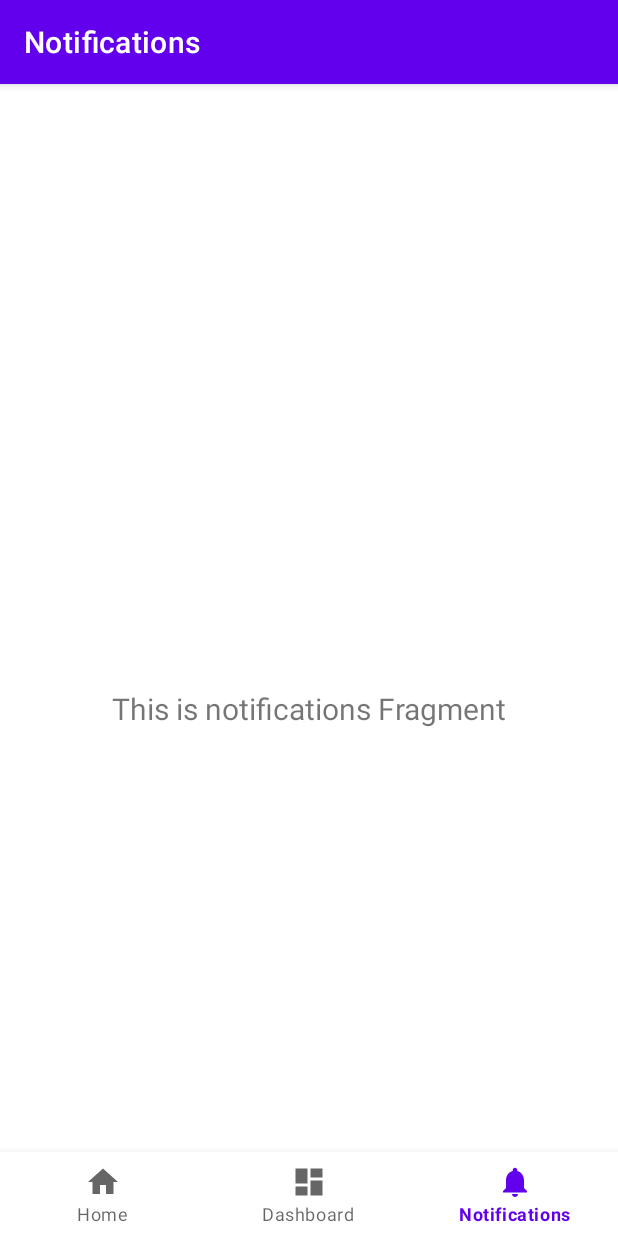
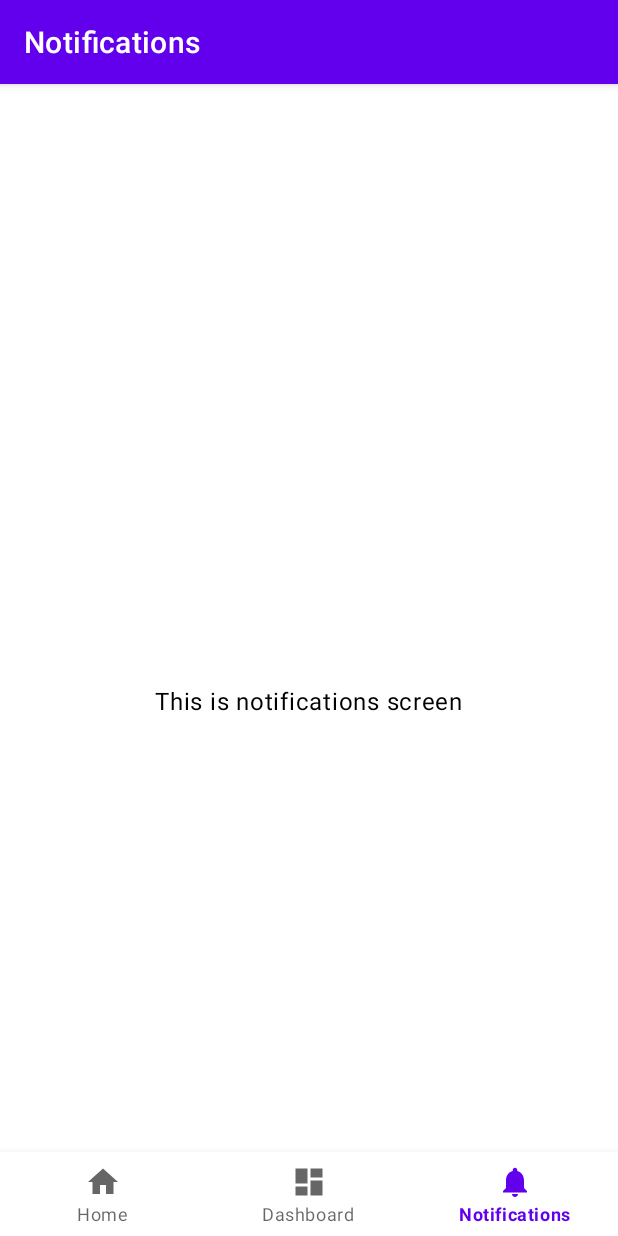
Before and after one commit to cristiangoncas/SnackMovement, an Android app built with Jetpack Compose: the screen it shows after launch (MainActivity), item 3 of the bottom bar chosen, on a phone screen of 412 x 824 dp. Run offline under Robolectric (Android 15) with nearby library versions, the phone set to English and light mode, and no system bars; our stand-ins replace navigation-ui.

Commit message:
Migrated notifications screen

```diff
--- a/app/src/main/java/com/cristiangoncas/snackmovement/ui/notifications/NotificationsFragment.kt
+++ b/app/src/main/java/com/cristiangoncas/snackmovement/ui/notifications/NotificationsFragment.kt
@@ -4,9 +4,8 @@ import android.os.Bundle
 import android.view.LayoutInflater
 import android.view.View
 import android.view.ViewGroup
-import android.widget.TextView
+import androidx.compose.ui.platform.ViewCompositionStrategy
 import androidx.fragment.app.Fragment
-import androidx.lifecycle.ViewModelProvider
 import com.cristiangoncas.snackmovement.databinding.FragmentNotificationsBinding
 
 class NotificationsFragment : Fragment() {
@@ -22,16 +21,17 @@ class NotificationsFragment : Fragment() {
         container: ViewGroup?,
         savedInstanceState: Bundle?
     ): View {
-        val notificationsViewModel =
-            ViewModelProvider(this).get(NotificationsViewModel::class.java)
 
         _binding = FragmentNotificationsBinding.inflate(inflater, container, false)
         val root: View = binding.root
 
-        val textView: TextView = binding.textNotifications
-        notificationsViewModel.text.observe(viewLifecycleOwner) {
-            textView.text = it
+        binding.composeView.apply {
+            setViewCompositionStrategy(ViewCompositionStrategy.DisposeOnViewTreeLifecycleDestroyed)
+            setContent {
+                NotificationsScreen()
+            }
         }
+
         return root
     }
 
--- /dev/null
+++ b/app/src/main/java/com/cristiangoncas/snackmovement/ui/notifications/NotificationsScreen.kt
@@ -0,0 +1,48 @@
+package com.cristiangoncas.snackmovement.ui.notifications
+
+import androidx.compose.foundation.background
+import androidx.compose.foundation.layout.Box
+import androidx.compose.foundation.layout.fillMaxSize
+import androidx.compose.foundation.layout.padding
+import androidx.compose.material3.MaterialTheme
+import androidx.compose.material3.Scaffold
+import androidx.compose.material3.Text
+import androidx.compose.runtime.Composable
+import androidx.compose.runtime.collectAsState
+import androidx.compose.ui.Alignment
+import androidx.compose.ui.Modifier
+import androidx.compose.ui.tooling.preview.Preview
+import androidx.lifecycle.viewmodel.compose.viewModel
+import com.cristiangoncas.snackmovement.ui.screens.Screen
+
+@Composable
+fun NotificationsScreen(
+    viewModel: NotificationsViewModel = viewModel(),
+) {
+    val state = viewModel.state.collectAsState()
+
+    Screen {
+        Scaffold(
+            topBar = { },
+        ) { padding ->
+            Box(
+                modifier = Modifier
+                    .background(MaterialTheme.colorScheme.surface)
+                    .fillMaxSize()
+                    .padding(padding),
+            ) {
+                Text(
+                    text = state.value.text,
+                    color = MaterialTheme.colorScheme.onSurface,
+                    modifier = Modifier.align(Alignment.Center),
+                )
+            }
+        }
+    }
+}
+
+@Preview
+@Composable
+fun NotificationsScreenPreview() {
+    NotificationsScreen()
+}
--- a/app/src/main/java/com/cristiangoncas/snackmovement/ui/notifications/NotificationsViewModel.kt
+++ b/app/src/main/java/com/cristiangoncas/snackmovement/ui/notifications/NotificationsViewModel.kt
@@ -1,13 +1,15 @@
 package com.cristiangoncas.snackmovement.ui.notifications
 
-import androidx.lifecycle.LiveData
-import androidx.lifecycle.MutableLiveData
 import androidx.lifecycle.ViewModel
+import kotlinx.coroutines.flow.MutableStateFlow
+import kotlinx.coroutines.flow.asStateFlow
 
 class NotificationsViewModel : ViewModel() {
 
-    private val _text = MutableLiveData<String>().apply {
-        value = "This is notifications Fragment"
-    }
-    val text: LiveData<String> = _text
+    private val _state = MutableStateFlow(UIState())
+    val state get() = _state.asStateFlow()
 }
+
+data class UIState(
+    val text: String = "This is notifications screen",
+)
--- /dev/null
+++ b/app/src/main/java/com/cristiangoncas/snackmovement/ui/screens/Screen.kt
@@ -0,0 +1,19 @@
+package com.cristiangoncas.snackmovement.ui.screens
+
+import androidx.compose.foundation.layout.fillMaxSize
+import androidx.compose.material3.MaterialTheme
+import androidx.compose.material3.Surface
+import androidx.compose.runtime.Composable
+import androidx.compose.ui.Modifier
+import com.cristiangoncas.snackmovement.ui.theme.SnackMovementTheme
+
+@Composable
+fun Screen(content: @Composable () -> Unit) {
+    SnackMovementTheme {
+        Surface(
+            modifier = Modifier.fillMaxSize(),
+            color = MaterialTheme.colorScheme.background,
+            content = content,
+        )
+    }
+}
--- a/app/src/main/java/com/cristiangoncas/snackmovement/ui/theme/Theme.kt
+++ b/app/src/main/java/com/cristiangoncas/snackmovement/ui/theme/Theme.kt
@@ -13,6 +13,10 @@ private val DarkColorScheme = darkColorScheme(
     secondary = Teal200,
     secondaryContainer = Teal200,
     onSecondaryContainer = Black,
+    background = Black,
+    onBackground = White,
+    surface = Black,
+    onSurface = White,
 )
 
 private val LightColorScheme = lightColorScheme(
@@ -22,6 +26,10 @@ private val LightColorScheme = lightColorScheme(
     secondary = Teal200,
     secondaryContainer = Teal700,
     onSecondaryContainer = Black,
+    background = White,
+    onBackground = Black,
+    surface = White,
+    onSurface = Black,
 )
 
 @Composable
--- a/app/src/main/res/layout/fragment_notifications.xml
+++ b/app/src/main/res/layout/fragment_notifications.xml
@@ -1,22 +1,12 @@
 <?xml version="1.0" encoding="utf-8"?>
 <androidx.constraintlayout.widget.ConstraintLayout xmlns:android="http://schemas.android.com/apk/res/android"
-    xmlns:app="http://schemas.android.com/apk/res-auto"
     xmlns:tools="http://schemas.android.com/tools"
     android:layout_width="match_parent"
     android:layout_height="match_parent"
     tools:context=".ui.notifications.NotificationsFragment">
 
-    <TextView
-        android:id="@+id/text_notifications"
+    <androidx.compose.ui.platform.ComposeView
+        android:id="@+id/compose_view"
         android:layout_width="match_parent"
-        android:layout_height="wrap_content"
-        android:layout_marginStart="8dp"
-        android:layout_marginTop="8dp"
-        android:layout_marginEnd="8dp"
-        android:textAlignment="center"
-        android:textSize="20sp"
-        app:layout_constraintBottom_toBottomOf="parent"
-        app:layout_constraintEnd_toEndOf="parent"
-        app:layout_constraintStart_toStartOf="parent"
-        app:layout_constraintTop_toTopOf="parent" />
+        android:layout_height="match_parent" />
 </androidx.constraintlayout.widget.ConstraintLayout>
```
